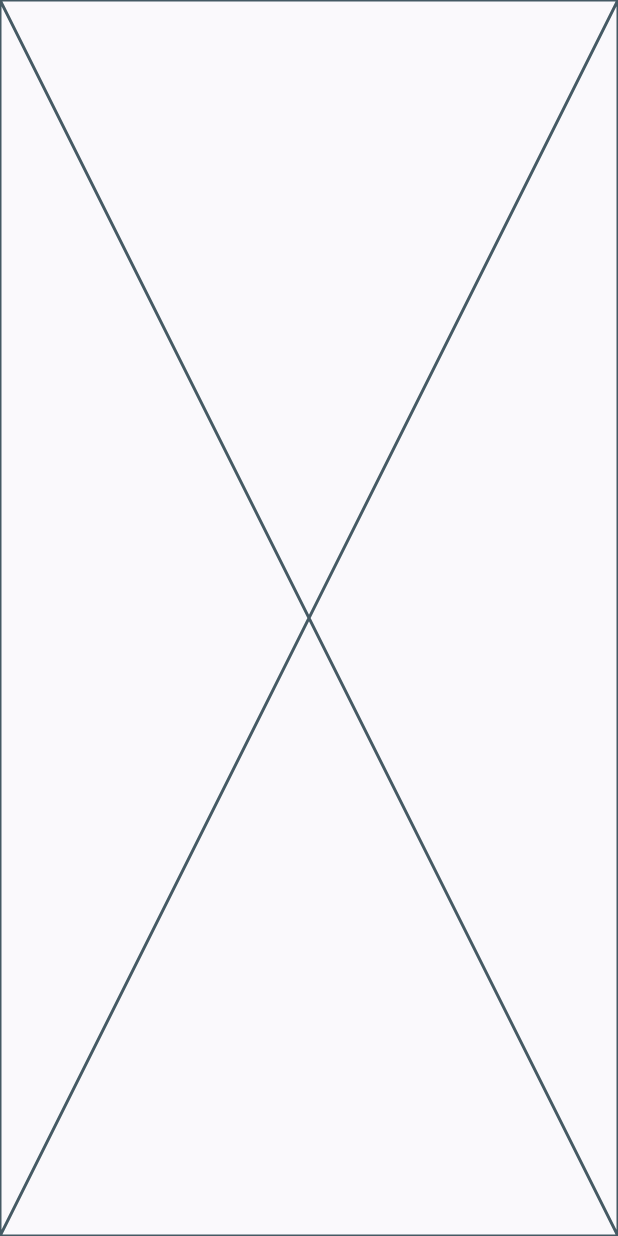
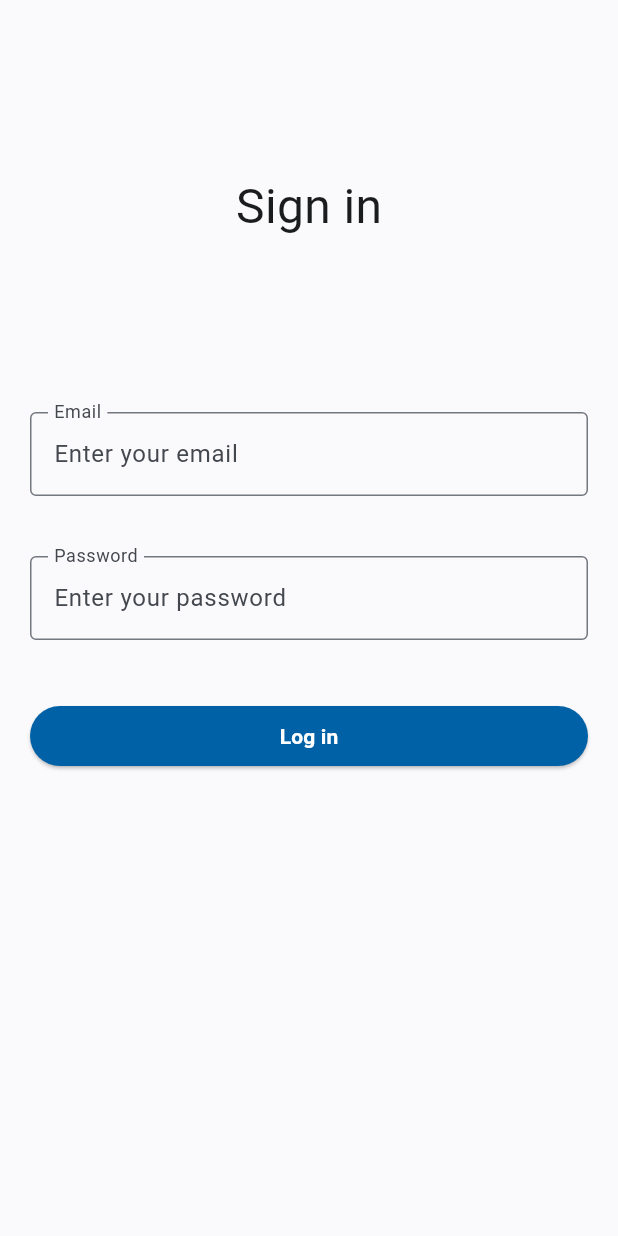
Before and after one commit to StasKrivosheya/test_task, a Flutter app: the screen it shows after launch, on a phone screen of 412 x 824 dp. Run offline on Flutter 3.47's test engine with Material 3 defaults, Android fonts, the phone set to English and light mode, and no system bars; our stand-ins replace auto_route.

Commit message:
add sign in page markup

```diff
--- a/lib/presentation/pages/sign_in/sign_in_page.dart
+++ b/lib/presentation/pages/sign_in/sign_in_page.dart
@@ -1,5 +1,6 @@
 import 'package:auto_route/annotations.dart';
 import 'package:flutter/material.dart';
+import 'package:test_task/presentation/widgets/sign_in_text_field.dart';
 
 @RoutePage()
 class SignInPage extends StatelessWidget {
@@ -9,7 +10,56 @@ class SignInPage extends StatelessWidget {
   Widget build(BuildContext context) {
     return Scaffold(
       body: SafeArea(
-        child: Placeholder(),
+        child: Padding(
+          padding: const EdgeInsets.symmetric(horizontal: 20.0),
+          child: Column(
+            children: [
+              Expanded(
+                flex: 1,
+                child: Center(
+                  child: Text(
+                    'Sign in',
+                    style: TextStyle(
+                      fontSize: 32,
+                    ),
+                  ),
+                ),
+              ),
+              Expanded(
+                flex: 2,
+                child: Column(
+                  mainAxisSize: MainAxisSize.min,
+                  children: [
+                    SignInTextField(
+                      labelText: 'Email',
+                      hintText: 'Enter your email',
+                    ),
+                    SizedBox(height: 40),
+                    SignInTextField(
+                      labelText: 'Password',
+                      hintText: 'Enter your password',
+                    ),
+                    SizedBox(height: 40),
+                    ElevatedButton(
+                      onPressed: () {},
+                      style: ElevatedButton.styleFrom(
+                        backgroundColor: Theme.of(context).colorScheme.primary,
+                        minimumSize: Size(double.infinity, 40),
+                      ),
+                      child: Text(
+                        'Log in',
+                        style: TextStyle(
+                          color: Theme.of(context).colorScheme.onPrimary,
+                          fontWeight: FontWeight.w600
+                        ),
+                      ),
+                    ),
+                  ],
+                ),
+              ),
+            ],
+          ),
+        ),
       ),
     );
   }
--- /dev/null
+++ b/lib/presentation/widgets/sign_in_text_field.dart
@@ -0,0 +1,21 @@
+import 'package:flutter/material.dart';
+
+class SignInTextField extends StatelessWidget {
+  const SignInTextField(
+      {super.key, required this.labelText, required this.hintText});
+
+  final String labelText;
+  final String hintText;
+
+  @override
+  Widget build(BuildContext context) {
+    return TextField(
+      decoration: InputDecoration(
+        border: OutlineInputBorder(),
+        labelText: labelText,
+        hintText: hintText,
+        floatingLabelBehavior: FloatingLabelBehavior.always,
+      ),
+    );
+  }
+}
```
